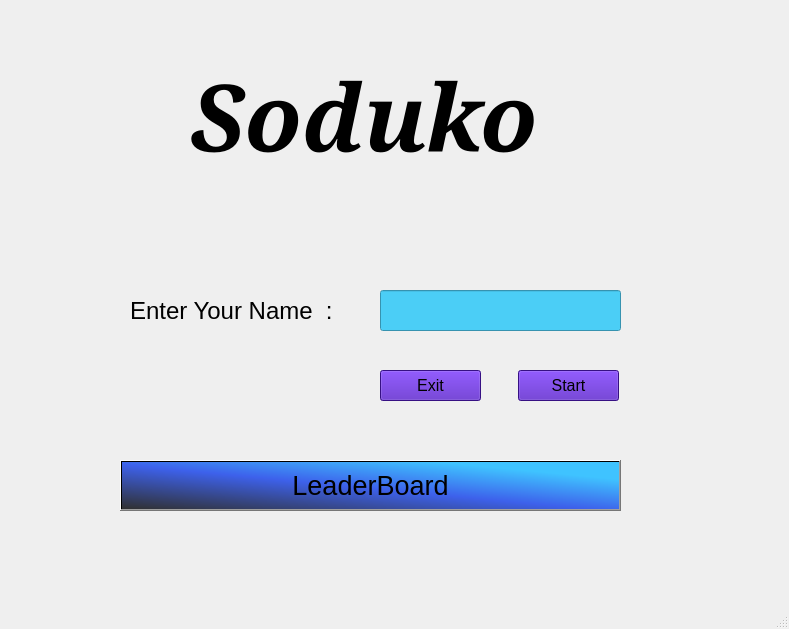
Qt form Soduko/mainwindow.ui (UIAP4002-Dr-Mahdavi/mini-project-2-sudoku-Mohammadmx) before a commit.
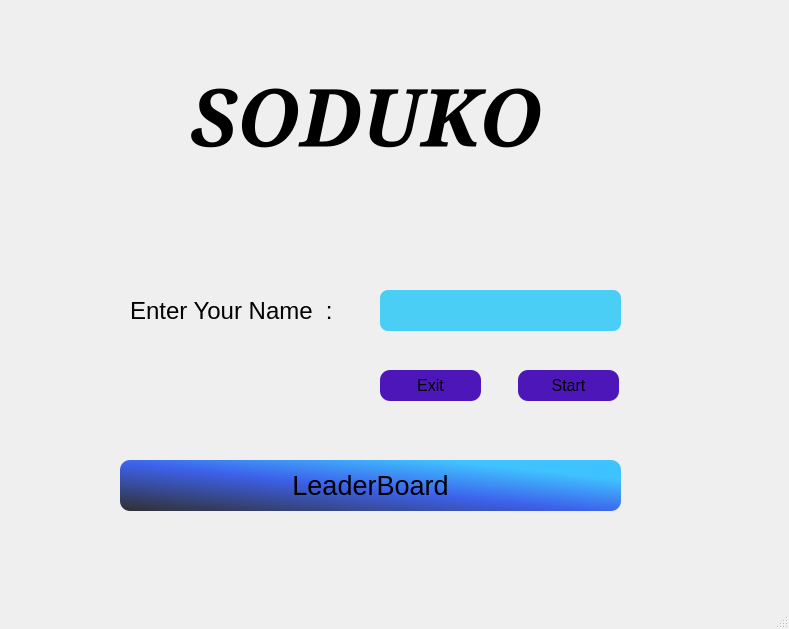
The same form after that commit.

```diff
--- a/Soduko/mainwindow.ui
+++ b/Soduko/mainwindow.ui
@@ -17,6 +17,14 @@
    <string notr="true">MainWindow
 {
 background-color:qlineargradient(spread:pad, x1:0, y1:0.973, x2:0.915025, y2:0.097, stop:0.00497512 rgba(0, 0, 0, 255), stop:0.482587 rgba(61, 155, 235, 255), stop:0.895522 rgba(255, 102, 248, 255))
+}
+QPushButton
+{
+border-radius:10px;
+}
+QPushButton:hover
+{
+color:rgb(238, 238, 236);
 }</string>
   </property>
   <widget class="QWidget" name="centralwidget">
@@ -61,7 +69,8 @@
     </property>
     <property name="styleSheet">
      <string notr="true">background-color:rgb(75, 206, 246);
-font: 75 24pt &quot;UnPilgia&quot;;</string>
+font: 75 24pt &quot;UnPilgia&quot;;
+border-radius:8px;</string>
     </property>
     <property name="text">
      <string/>
@@ -97,7 +106,7 @@
     <property name="font">
      <font>
       <family>Serif</family>
-      <pointsize>70</pointsize>
+      <pointsize>60</pointsize>
       <weight>75</weight>
       <italic>true</italic>
       <bold>true</bold>
@@ -107,7 +116,7 @@
      </font>
     </property>
     <property name="text">
-     <string>Soduko</string>
+     <string>SODUKO</string>
     </property>
    </widget>
    <widget class="QPushButton" name="btn_leaderboard">
```
Left out of the diff: 2 changed lines with no effect on the pictures.
